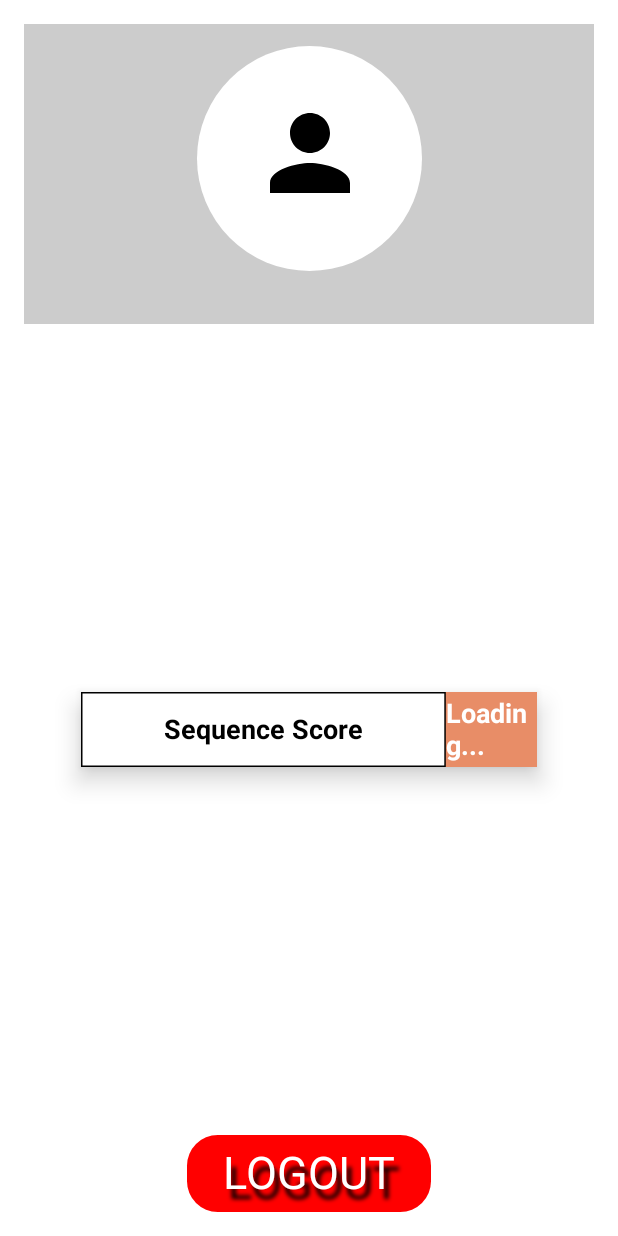
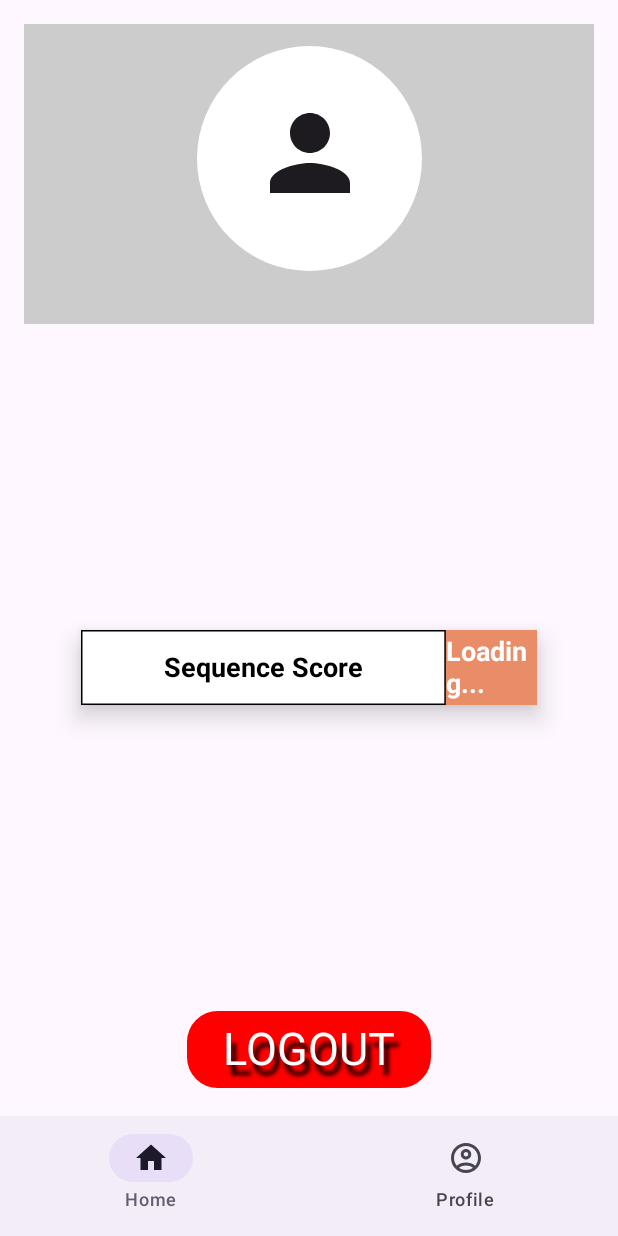
Before and after one commit to gabrielscholze-r/CodeCracker, an Android app built with Jetpack Compose: the @Preview function ProfilePreview, on a phone screen of 412 x 824 dp. Run offline under Robolectric (Android 15) with nearby library versions, the phone set to English and light mode, and no system bars; our stand-ins replace Firebase (no records; nobody signed in at launch, a user with empty details on screens opened directly).

Commit message:
Bottom Navigation feita, faltando apenas bug visual

```diff
--- a/app/src/main/java/com/scholze/codecracker/MainActivity.kt
+++ b/app/src/main/java/com/scholze/codecracker/MainActivity.kt
@@ -33,7 +33,7 @@ class MainActivity : ComponentActivity() {
         setContent {
             CodecrackerTheme {
                 val navController = rememberNavController()
-                NavHost(navController = navController, startDestination = "home") {
+                NavHost(navController = navController, startDestination = "home/Hn7bcpQLoKT7hH3Ly4UptqAYKQr1") {
                     composable("login") {
                         LoginPage(navController)
                     }
--- a/app/src/main/java/com/scholze/codecracker/ui/components/LoginPage.kt
+++ b/app/src/main/java/com/scholze/codecracker/ui/components/LoginPage.kt
@@ -62,7 +62,7 @@ fun LoginPage(navController: NavController) {
                                 Toast.makeText(context, "Login successful", Toast.LENGTH_SHORT)
                                     .show()
                                 val userId = auth.currentUser?.uid
-                                navController.navigate("profile/$userId")
+                                navController.navigate("home/$userId")
                             } else {
                                 Toast.makeText(
                                     context,
--- a/app/src/main/java/com/scholze/codecracker/ui/components/Profile.kt
+++ b/app/src/main/java/com/scholze/codecracker/ui/components/Profile.kt
@@ -1,5 +1,6 @@
 package com.scholze.codecracker.ui.components
 
+import android.annotation.SuppressLint
 import android.util.Log
 import android.widget.Toast
 import androidx.compose.foundation.Canvas
@@ -11,8 +12,11 @@ import androidx.compose.material3.*
 import androidx.compose.runtime.Composable
 import androidx.compose.runtime.CompositionLocalProvider
 import androidx.compose.runtime.LaunchedEffect
+import androidx.compose.runtime.getValue
+import androidx.compose.runtime.mutableIntStateOf
 import androidx.compose.runtime.mutableStateOf
 import androidx.compose.runtime.remember
+import androidx.compose.runtime.setValue
 import androidx.compose.ui.Alignment
 import androidx.compose.ui.Modifier
 import androidx.compose.ui.draw.shadow
@@ -34,6 +38,7 @@ import com.google.firebase.auth.FirebaseAuth
 import com.google.firebase.firestore.FirebaseFirestore
 import com.scholze.codecracker.R
 
+@SuppressLint("UnusedMaterial3ScaffoldPaddingParameter")
 @Composable
 fun Profile(navController: NavController) {
     val auth = remember { FirebaseAuth.getInstance() }
@@ -41,6 +46,10 @@ fun Profile(navController: NavController) {
     val context = LocalContext.current
     val score = remember { mutableStateOf<Int?>(null) }
     val firestore = FirebaseFirestore.getInstance()
+
+    var selected by remember {
+        mutableIntStateOf(0)
+    }
 
     // Fetch the score from Firebase
     LaunchedEffect(user?.email) {
@@ -59,9 +68,52 @@ fun Profile(navController: NavController) {
         }
     }
 
+    Scaffold(
+        bottomBar = {
+            NavigationBar {
+                bottomNavItems.forEachIndexed { index, bottomNavItem ->
+                    NavigationBarItem(
+                        selected = index == selected,
+                        onClick = {
+                            selected = index
+                            navController.navigate(bottomNavItem.route+"/"+auth.currentUser?.uid)
+                        },
+                        icon = {
+                            BadgedBox(
+                                badge = {
+                                    if (bottomNavItem.badges != 0) {
+                                        Badge {
+                                            Text(
+                                                text = bottomNavItem.badges.toString()
+                                            )
+                                        }
+                                    } else if (bottomNavItem.hasNews) {
+                                        Badge()
+                                    }
+                                }
+                            ) {
+                                Icon(
+                                    imageVector =
+                                    if (index == selected)
+                                        bottomNavItem.selectedIcon
+                                    else
+                                        bottomNavItem.unselectedIcon,
+                                    contentDescription = bottomNavItem.title
+                                )
+                            }
+                        },
+                        label = {
+                            Text(text = bottomNavItem.title)
+                        }
+                    )
+                }
+            }
+        }
+    ) {
         Column(
             modifier = Modifier
-            .fillMaxSize()
+                .fillMaxWidth()
+                .fillMaxHeight(0.9F)
                 .padding(16.dp),
             horizontalAlignment = Alignment.CenterHorizontally,
             verticalArrangement = Arrangement.SpaceBetween
@@ -134,6 +186,7 @@ fun Profile(navController: NavController) {
                         )
                     )
                 )
+            }
         }
     }
 }
```
Also changed, not shown: app/src/main/java/com/scholze/codecracker/ui/components/HomePage.kt (+14 -24 lines). Lines whose indentation alone changed are shown as unchanged.
